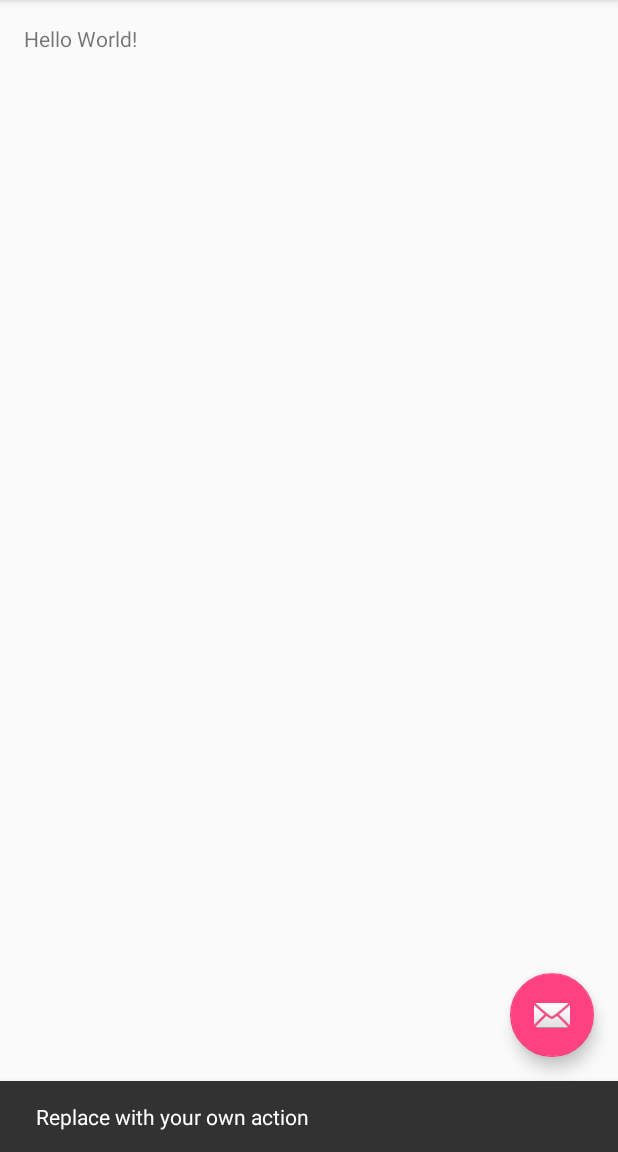
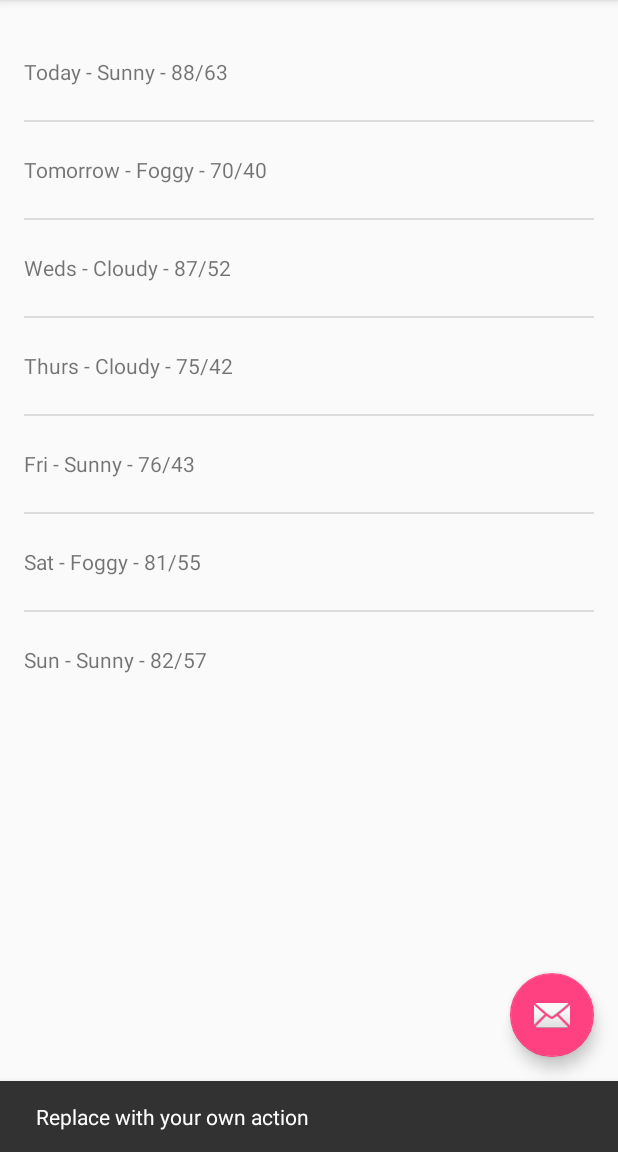
Before and after one commit to ksajvan/Sunshine, an Android app: the screen it shows after launch (MainActivity), after a tap on an icon or button, on a phone screen of 412 x 824 dp, the part 84-1236 px from its top. Run offline under Robolectric (Android 15) with nearby library versions, the phone set to English and light mode, and no system bars.

Commit message:
lesson one finished

```diff
--- a/app/src/main/java/com/example/android/sunshine/app/MainActivityFragment.java
+++ b/app/src/main/java/com/example/android/sunshine/app/MainActivityFragment.java
@@ -5,11 +5,19 @@ import android.os.Bundle;
 import android.view.LayoutInflater;
 import android.view.View;
 import android.view.ViewGroup;
+import android.widget.ArrayAdapter;
+import android.widget.ListView;
+
+import java.util.ArrayList;
+import java.util.Arrays;
+import java.util.List;
 
 /**
  * A placeholder fragment containing a simple view.
  */
 public class MainActivityFragment extends Fragment {
+
+    ArrayAdapter<String> mForecastAdapter;
 
     public MainActivityFragment() {
     }
@@ -17,6 +25,31 @@ public class MainActivityFragment extends Fragment {
     @Override
     public View onCreateView(LayoutInflater inflater, ViewGroup container,
                              Bundle savedInstanceState) {
-        return inflater.inflate(R.layout.fragment_main, container, false);
+        View rootView = inflater.inflate(R.layout.fragment_main, container, false);
+        String[] forecastArray = {
+                "Today - Sunny - 88/63",
+                "Tomorrow - Foggy - 70/40",
+                "Weds - Cloudy - 87/52",
+                "Thurs - Cloudy - 75/42",
+                "Fri - Sunny - 76/43",
+                "Sat - Foggy - 81/55",
+                "Sun - Sunny - 82/57"
+        };
+
+        List<String> weekForecast = new ArrayList<>(
+                Arrays.asList(forecastArray));
+
+        mForecastAdapter =
+                new ArrayAdapter<>(
+                        getActivity(),
+                        R.layout.list_item_forecast,
+                        R.id.list_item_forecast_textview,
+                        weekForecast
+                );
+
+        ListView listView = (ListView) rootView.findViewById(
+                R.id.listview_forecast);
+        listView.setAdapter(mForecastAdapter);
+        return rootView;
     }
 }
--- a/app/src/main/res/layout/fragment_main.xml
+++ b/app/src/main/res/layout/fragment_main.xml
@@ -1,4 +1,4 @@
-<RelativeLayout xmlns:android="http://schemas.android.com/apk/res/android"
+<FrameLayout xmlns:android="http://schemas.android.com/apk/res/android"
     xmlns:tools="http://schemas.android.com/tools"
     android:layout_width="match_parent"
     android:layout_height="match_parent"
@@ -9,9 +9,9 @@
     tools:context="com.example.android.sunshine.app.MainActivityFragment"
     tools:showIn="@layout/activity_main">
 
-    <TextView
-        android:layout_width="wrap_content"
+    <ListView
+        android:layout_width="match_parent"
         android:layout_height="wrap_content"
-        android:text="Hello World!" />
+        android:id="@+id/listview_forecast" />
 
-</RelativeLayout>
+</FrameLayout>
--- /dev/null
+++ b/app/src/main/res/layout/list_item_forecast.xml
@@ -0,0 +1,10 @@
+<?xml version="1.0" encoding="utf-8"?>
+<TextView xmlns:android="http://schemas.android.com/apk/res/android"
+    android:layout_width="match_parent"
+    android:layout_height="match_parent"
+    android:id="@+id/list_item_forecast_textview"
+    android:gravity="center_vertical"
+    android:minHeight="?android:attr/listPreferredItemHeight"
+    >
+
+</TextView>
```
